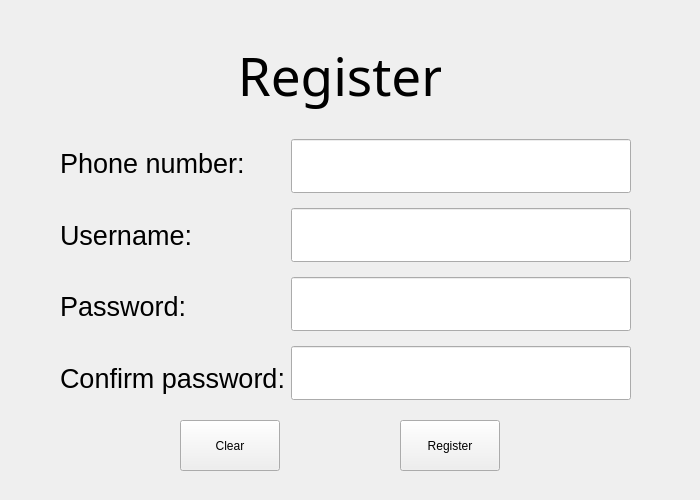
First picture: the form in src/register.ui, repository pollycoder/qq, before the edit.
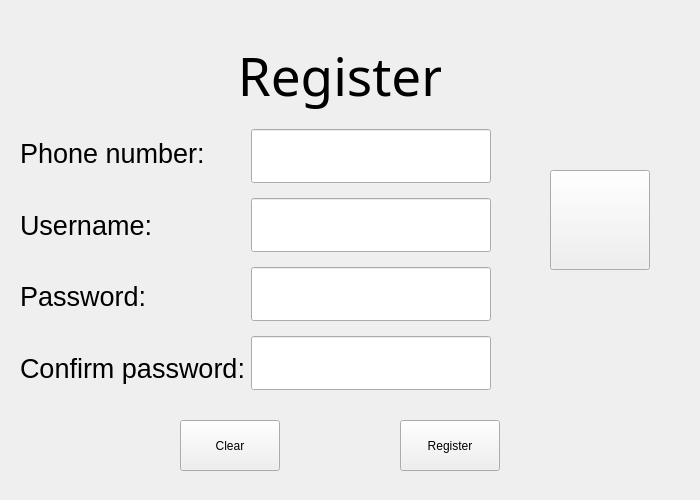
Second picture: the form after the edit.

Commit message: add avatar input and client window

Diff of the .ui file:
```diff
--- a/src/register.ui
+++ b/src/register.ui
@@ -61,12 +61,12 @@
     <string>Register</string>
    </property>
   </widget>
-  <widget class="QWidget" name="">
+  <widget class="QWidget" name="layoutWidget">
    <property name="geometry">
     <rect>
-     <x>60</x>
-     <y>130</y>
-     <width>571</width>
+     <x>20</x>
+     <y>120</y>
+     <width>471</width>
      <height>281</height>
     </rect>
    </property>
@@ -168,6 +168,25 @@
     </item>
    </layout>
   </widget>
+  <widget class="QPushButton" name="avatar">
+   <property name="geometry">
+    <rect>
+     <x>550</x>
+     <y>170</y>
+     <width>100</width>
+     <height>100</height>
+    </rect>
+   </property>
+   <property name="layoutDirection">
+    <enum>Qt::LeftToRight</enum>
+   </property>
+   <property name="styleSheet">
+    <string notr="true"/>
+   </property>
+   <property name="text">
+    <string/>
+   </property>
+  </widget>
  </widget>
  <resources/>
  <connections/>
```
The commit also changes 14 other files.
